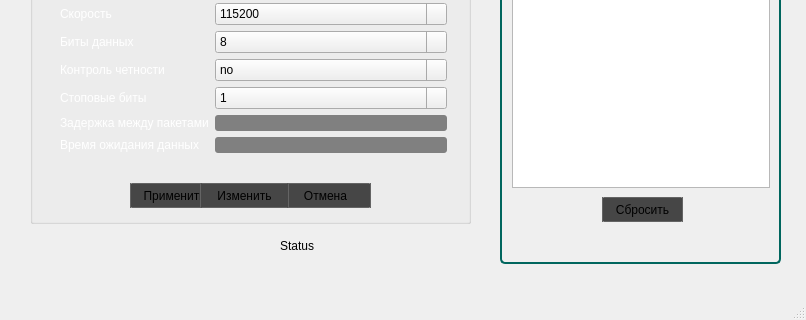
Above: cmainwindow.ui from y0pta/GUI_MPD before the change; both pictures show x 0 to 806 and y 367 to 687 of the 806 by 687 pixel window. Below: the same form after it.
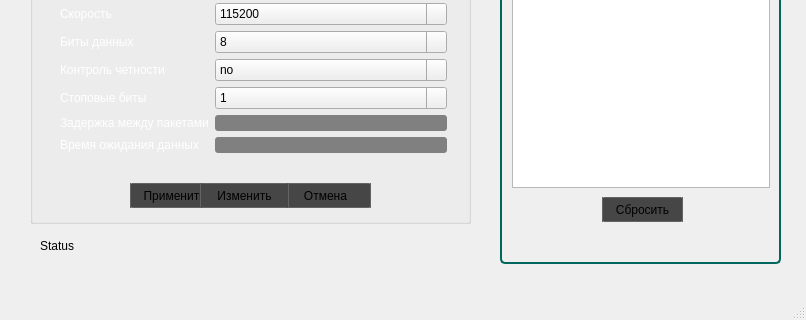
That is the form after the change. Icons and pictures are not drawn. Custom widgets are drawn as their Qt base class.

Diff of the .ui file:
```diff
--- a/cmainwindow.ui
+++ b/cmainwindow.ui
@@ -385,9 +385,9 @@
    <widget class="QLabel" name="lb_status">
     <property name="geometry">
      <rect>
-      <x>280</x>
+      <x>40</x>
       <y>600</y>
-      <width>291</width>
+      <width>741</width>
       <height>25</height>
      </rect>
     </property>
```
